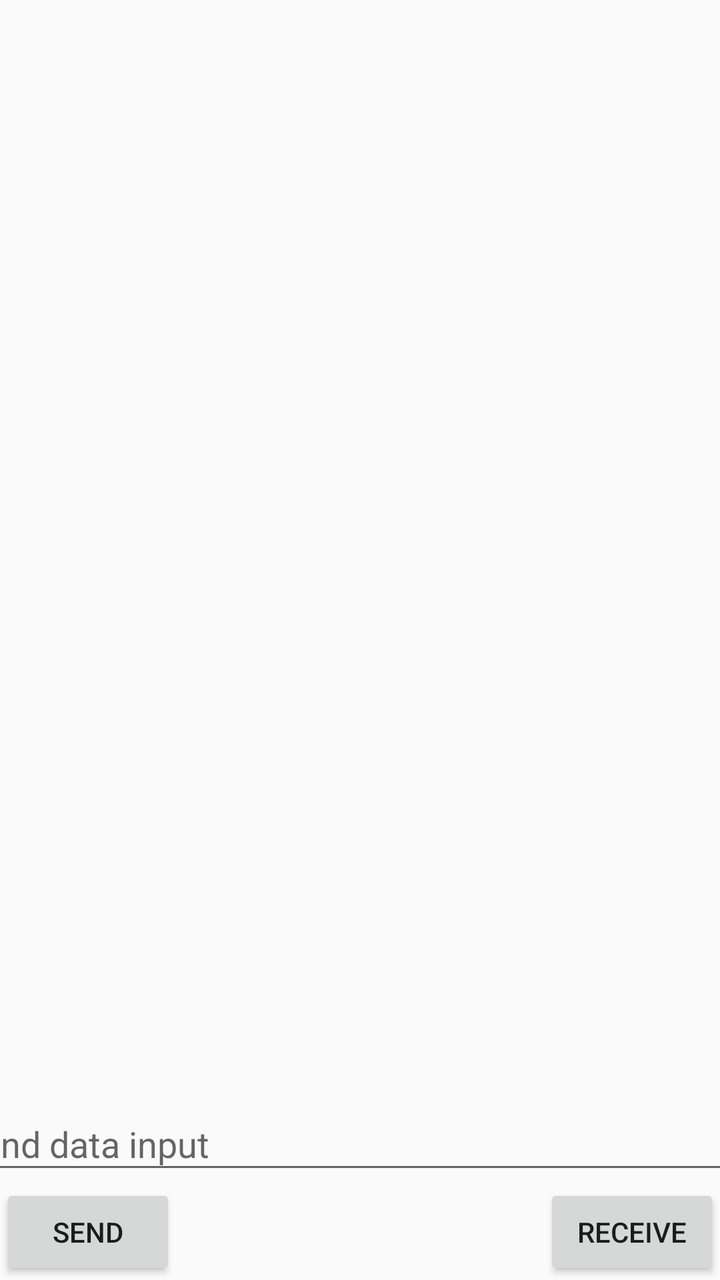
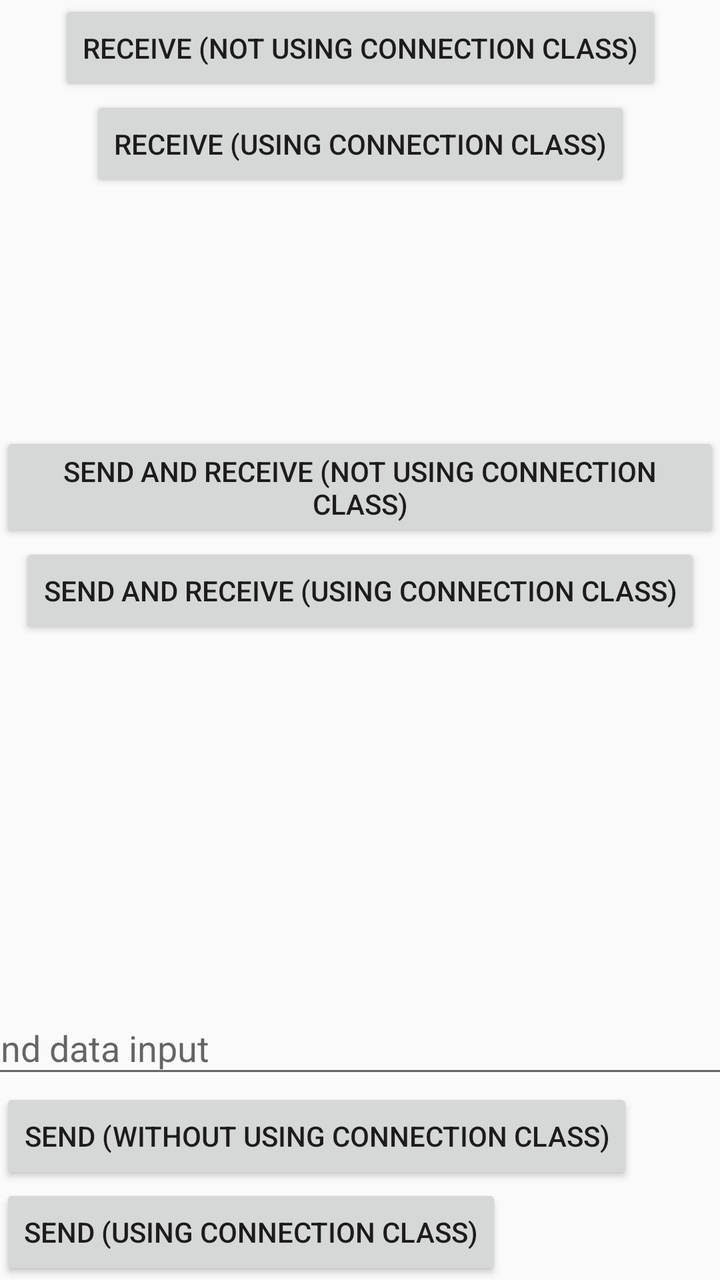

Screens rendered from an Android XML layout before and after an edit, with the pre-edit source and the edit as a unified diff.
<!-- AndroidManifest.xml: application theme AppTheme -->
<!-- res/layout/activity_main.xml -->
<?xml version="1.0" encoding="utf-8"?>
<androidx.constraintlayout.widget.ConstraintLayout xmlns:android="http://schemas.android.com/apk/res/android"
    xmlns:app="http://schemas.android.com/apk/res-auto"
    xmlns:tools="http://schemas.android.com/tools"
    android:layout_width="match_parent"
    android:layout_height="match_parent"
    tools:context=".MainActivity">

    <Button
        android:id="@+id/sendData"
        android:layout_width="wrap_content"
        android:layout_height="wrap_content"
        android:text="Send"
        app:layout_constraintBottom_toBottomOf="parent"
        app:layout_constraintStart_toStartOf="parent" />

    <com.google.android.material.textfield.TextInputLayout
        android:id="@+id/textInputLayout"
        android:layout_width="409dp"
        android:layout_height="wrap_content"
        app:layout_constraintBottom_toTopOf="@+id/sendData"
        app:layout_constraintEnd_toEndOf="parent"
        app:layout_constraintStart_toStartOf="parent">

        <com.google.android.material.textfield.TextInputEditText
            android:id="@+id/input"
            android:layout_width="match_parent"
            android:layout_height="wrap_content"
            android:hint="Send data input"
            android:inputType="number" />
    </com.google.android.material.textfield.TextInputLayout>

    <Button
        android:id="@+id/receive"
        android:layout_width="wrap_content"
        android:layout_height="wrap_content"
        android:text="Receive"
        app:layout_constraintBottom_toBottomOf="parent"
        app:layout_constraintEnd_toEndOf="parent"
        app:layout_constraintTop_toBottomOf="@+id/textInputLayout" />
</androidx.constraintlayout.widget.ConstraintLayout>
<!-- resources referenced by this layout -->
<resources>
  <style name="AppTheme" parent="Theme.AppCompat.Light.DarkActionBar">
          
          <item name="colorPrimary">@color/colorPrimary</item>
          <item name="colorPrimaryDark">@color/colorPrimaryDark</item>
          <item name="colorAccent">@color/colorAccent</item>
      </style>
  <color name="colorPrimary">#6200EE</color>
  <color name="colorPrimaryDark">#3700B3</color>
  <color name="colorAccent">#03DAC5</color>
</resources>

<!-- the commit's change to res/layout/activity_main.xml (unified diff, before → after) -->
@@ -10,7 +10,15 @@
         android:id="@+id/sendData"
         android:layout_width="wrap_content"
         android:layout_height="wrap_content"
-        android:text="Send"
+        android:text="Send (without using connection class)"
+        app:layout_constraintBottom_toTopOf="@+id/sendDataUsignConnection"
+        app:layout_constraintStart_toStartOf="parent" />
+
+    <Button
+        android:id="@+id/sendDataUsignConnection"
+        android:layout_width="wrap_content"
+        android:layout_height="wrap_content"
+        android:text="Send (Using connection class)"
         app:layout_constraintBottom_toBottomOf="parent"
         app:layout_constraintStart_toStartOf="parent" />
 
@@ -34,8 +42,37 @@
         android:id="@+id/receive"
         android:layout_width="wrap_content"
         android:layout_height="wrap_content"
-        android:text="Receive"
-        app:layout_constraintBottom_toBottomOf="parent"
+        android:text="Receive (not using connection class)"
         app:layout_constraintEnd_toEndOf="parent"
-        app:layout_constraintTop_toBottomOf="@+id/textInputLayout" />
+        app:layout_constraintStart_toStartOf="parent"
+        app:layout_constraintTop_toTopOf="parent" />
+
+    <Button
+        android:id="@+id/receiveUsingConnection"
+        android:layout_width="wrap_content"
+        android:layout_height="wrap_content"
+        android:text="Receive (using connection class)"
+        app:layout_constraintEnd_toEndOf="parent"
+        app:layout_constraintStart_toStartOf="parent"
+        app:layout_constraintTop_toBottomOf="@+id/receive" />
+
+    <Button
+        android:id="@+id/sendAndReceive"
+        android:layout_width="wrap_content"
+        android:layout_height="wrap_content"
+        android:layout_marginTop="216dp"
+        android:text="Send and Receive (not using connection class)"
+        app:layout_constraintEnd_toEndOf="parent"
+        app:layout_constraintHorizontal_bias="0.41"
+        app:layout_constraintStart_toStartOf="parent"
+        app:layout_constraintTop_toTopOf="parent" />
+
+    <Button
+        android:id="@+id/sendAndReceiveUsingConnection"
+        android:layout_width="wrap_content"
+        android:layout_height="wrap_content"
+        android:text="Send and Receive (using connection class)"
+        app:layout_constraintEnd_toEndOf="parent"
+        app:layout_constraintStart_toStartOf="parent"
+        app:layout_constraintTop_toBottomOf="@+id/sendAndReceive" />
 </androidx.constraintlayout.widget.ConstraintLayout>
